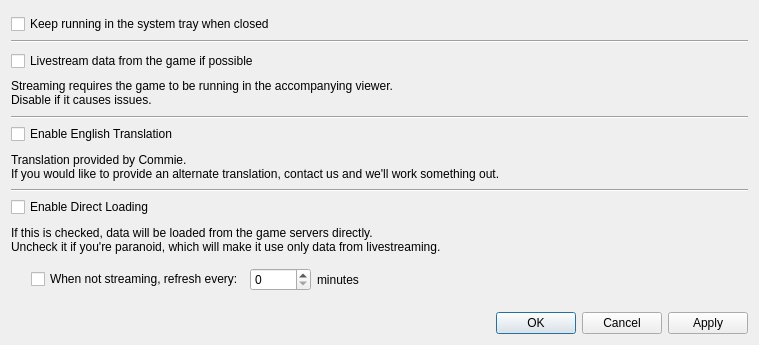
Old version of the form forms/KCSettingsDialog.ui in the repository KanColleTool/kct-tool.
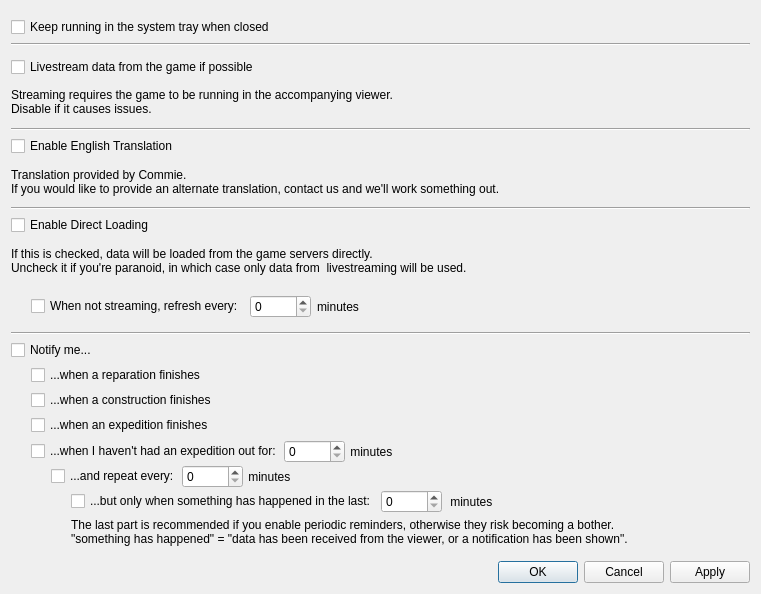
New version of the form.

Commit message: Added a whole load of settings

Diff of the .ui file:
```diff
--- a/forms/KCSettingsDialog.ui
+++ b/forms/KCSettingsDialog.ui
@@ -9,8 +9,8 @@
    <rect>
     <x>0</x>
     <y>0</y>
-    <width>759</width>
-    <height>345</height>
+    <width>761</width>
+    <height>594</height>
    </rect>
   </property>
   <property name="windowTitle">
@@ -128,7 +128,7 @@
     <widget class="QLabel" name="label_5">
      <property name="text">
       <string>If this is checked, data will be loaded from the game servers directly.
-Uncheck it if you're paranoid, which will make it use only data from livestreaming.</string>
+Uncheck it if you're paranoid, in which case only data from  livestreaming will be used.</string>
      </property>
     </widget>
    </item>
@@ -184,6 +184,233 @@
      </layout>
     </widget>
    </item>
+   <item>
+    <widget class="Line" name="line_4">
+     <property name="orientation">
+      <enum>Qt::Horizontal</enum>
+     </property>
+    </widget>
+   </item>
+   <item>
+    <widget class="QCheckBox" name="notifyCheckbox">
+     <property name="text">
+      <string>Notify me...</string>
+     </property>
+    </widget>
+   </item>
+   <item>
+    <widget class="QWidget" name="notifyContainer" native="true">
+     <layout class="QVBoxLayout" name="verticalLayout_2">
+      <property name="spacing">
+       <number>5</number>
+      </property>
+      <property name="leftMargin">
+       <number>20</number>
+      </property>
+      <property name="topMargin">
+       <number>0</number>
+      </property>
+      <property name="rightMargin">
+       <number>0</number>
+      </property>
+      <property name="bottomMargin">
+       <number>0</number>
+      </property>
+      <item>
+       <widget class="QCheckBox" name="notifyRepairsCheckbox">
+        <property name="text">
+         <string>...when a reparation finishes</string>
+        </property>
+       </widget>
+      </item>
+      <item>
+       <widget class="QCheckBox" name="notifyConstructionCheckbox">
+        <property name="text">
+         <string>...when a construction finishes</string>
+        </property>
+       </widget>
+      </item>
+      <item>
+       <widget class="QCheckBox" name="notifyExpeditionCheckbox">
+        <property name="text">
+         <string>...when an expedition finishes</string>
+        </property>
+       </widget>
+      </item>
+      <item>
+       <layout class="QVBoxLayout" name="verticalLayout_7">
+        <property name="spacing">
+         <number>2</number>
+        </property>
+        <item>
+         <layout class="QHBoxLayout" name="horizontalLayout_2">
+          <item>
+           <widget class="QCheckBox" name="notifyExpeditionReminderCheckbox">
+            <property name="text">
+             <string>...when I haven't had an expedition out for:</string>
+            </property>
+           </widget>
+          </item>
+          <item>
+           <widget class="QSpinBox" name="notifyExpeditionReminderInterval">
+            <property name="maximum">
+             <number>86400</number>
+            </property>
+           </widget>
+          </item>
+          <item>
+           <widget class="QLabel" name="label_4">
+            <property name="text">
+             <string> minutes</string>
+            </property>
+           </widget>
+          </item>
+          <item>
+           <spacer name="horizontalSpacer_2">
+            <property name="orientation">
+             <enum>Qt::Horizontal</enum>
+            </property>
+            <property name="sizeHint" stdset="0">
+             <size>
+              <width>40</width>
+              <height>20</height>
+             </size>
+            </property>
+           </spacer>
+          </item>
+         </layout>
+        </item>
+        <item>
+         <widget class="QWidget" name="notifyExpeditionReminderContainer" native="true">
+          <layout class="QVBoxLayout" name="verticalLayout_5">
+           <property name="spacing">
+            <number>2</number>
+           </property>
+           <property name="leftMargin">
+            <number>20</number>
+           </property>
+           <property name="topMargin">
+            <number>0</number>
+           </property>
+           <property name="rightMargin">
+            <number>0</number>
+           </property>
+           <property name="bottomMargin">
+            <number>0</number>
+           </property>
+           <item>
+            <layout class="QHBoxLayout" name="horizontalLayout_3">
+             <item>
+              <widget class="QCheckBox" name="notifyExpeditionReminderRepeatCheckbox">
+               <property name="text">
+                <string>...and repeat every:</string>
+               </property>
+              </widget>
+             </item>
+             <item>
+              <widget class="QSpinBox" name="notifyExpeditionReminderRepeatInterval">
+               <property name="maximum">
+                <number>86400</number>
+               </property>
+              </widget>
+             </item>
+             <item>
+              <widget class="QLabel" name="label_6">
+               <property name="text">
+                <string> minutes</string>
+               </property>
+              </widget>
+             </item>
+             <item>
+              <spacer name="horizontalSpacer_3">
+               <property name="orientation">
+                <enum>Qt::Horizontal</enum>
+               </property>
+               <property name="sizeHint" stdset="0">
+                <size>
+                 <width>40</width>
+                 <height>20</height>
+                </size>
+               </property>
+              </spacer>
+             </item>
+            </layout>
+           </item>
+           <item>
+            <widget class="QWidget" name="notifyExpeditionReminderRepeatContainer" native="true">
+             <layout class="QVBoxLayout" name="verticalLayout_6">
+              <property name="spacing">
+               <number>5</number>
+              </property>
+              <property name="leftMargin">
+               <number>20</number>
+              </property>
+              <property name="topMargin">
+               <number>0</number>
+              </property>
+              <property name="rightMargin">
+               <number>0</number>
+              </property>
+              <property name="bottomMargin">
+               <number>0</number>
+              </property>
+              <item>
+               <layout class="QHBoxLayout" name="horizontalLayout_4">
+                <item>
+                 <widget class="QCheckBox" name="notifyExpeditionReminderSuspendCheckbox">
+                  <property name="text">
+                   <string>...but only when something has happened in the last:</string>
+                  </property>
+                 </widget>
+                </item>
+                <item>
+                 <widget class="QSpinBox" name="notifyExpeditionReminderSuspendInterval">
+                  <property name="maximum">
+                   <number>86400</number>
+                  </property>
+                 </widget>
+                </item>
+                <item>
+                 <widget class="QLabel" name="label_7">
+                  <property name="text">
+                   <string> minutes</string>
+                  </property>
+                 </widget>
+                </item>
+                <item>
+                 <spacer name="horizontalSpacer_4">
+                  <property name="orientation">
+                   <enum>Qt::Horizontal</enum>
+                  </property>
+                  <property name="sizeHint" stdset="0">
+                   <size>
+                    <width>40</width>
+                    <height>20</height>
+                   </size>
+                  </property>
+                 </spacer>
+                </item>
+               </layout>
+              </item>
+              <item>
+               <widget class="QLabel" name="label_8">
+                <property name="text">
+                 <string>The last part is recommended if you enable periodic reminders, otherwise they risk becoming a bother.
+&quot;something has happened&quot; = &quot;data has been received from the viewer, or a notification has been shown&quot;.</string>
+                </property>
+               </widget>
+              </item>
+             </layout>
+            </widget>
+           </item>
+          </layout>
+         </widget>
+        </item>
+       </layout>
+      </item>
+     </layout>
+    </widget>
+   </item>
    <item>
     <spacer name="verticalSpacer_2">
      <property name="orientation">
```
The commit also changes 3 other files.
